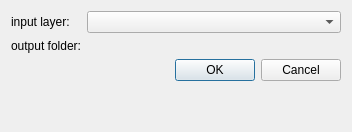
Old version of the form qalq_dialog_base.ui in the repository zach-dubroc/qalc.
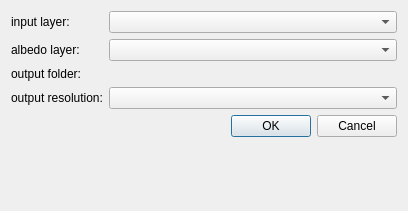
New version of the form. Custom widgets are drawn as their Qt base class.

Commit message: albedo.png

```diff
--- a/qalq_dialog_base.ui
+++ b/qalq_dialog_base.ui
@@ -6,8 +6,8 @@
    <rect>
     <x>0</x>
     <y>0</y>
-    <width>352</width>
-    <height>132</height>
+    <width>408</width>
+    <height>211</height>
    </rect>
   </property>
   <property name="windowTitle">
@@ -21,13 +21,43 @@
      </property>
     </widget>
    </item>
+   <item row="1" column="1">
+    <widget class="QgsMapLayerComboBox" name="mMapLayerComboBox"/>
+   </item>
    <item row="2" column="0">
+    <widget class="QLabel" name="label_albedo">
+     <property name="text">
+      <string>albedo layer:</string>
+     </property>
+    </widget>
+   </item>
+   <item row="2" column="1">
+    <widget class="QgsMapLayerComboBox" name="mAlbedoLayerComboBox"/>
+   </item>
+   <item row="3" column="0">
     <widget class="QLabel" name="label_2">
      <property name="text">
       <string>output folder:</string>
      </property>
     </widget>
    </item>
+   <item row="3" column="1">
+    <widget class="QgsFileWidget" name="mQgsFileWidget"/>
+   </item>
+   <item row="4" column="0">
+    <widget class="QLabel" name="label_resolution">
+     <property name="text">
+      <string>output resolution:</string>
+     </property>
+    </widget>
+   </item>
+   <item row="4" column="1">
+    <widget class="QComboBox" name="mResolutionComboBox">
+     <property name="currentText">
+      <string>256</string>
+     </property>
+    </widget>
+   </item>
    <item row="6" column="1">
     <widget class="QDialogButtonBox" name="button_box">
      <property name="orientation">
@@ -38,12 +68,6 @@
      </property>
     </widget>
    </item>
-   <item row="1" column="1">
-    <widget class="QgsMapLayerComboBox" name="mMapLayerComboBox"/>
-   </item>
-   <item row="2" column="1">
-    <widget class="QgsFileWidget" name="mQgsFileWidget"/>
-   </item>
   </layout>
  </widget>
  <customwidgets>
```
Left out of the diff: 8 changed lines with no effect on the pictures. The commit also changes 1 other file.
